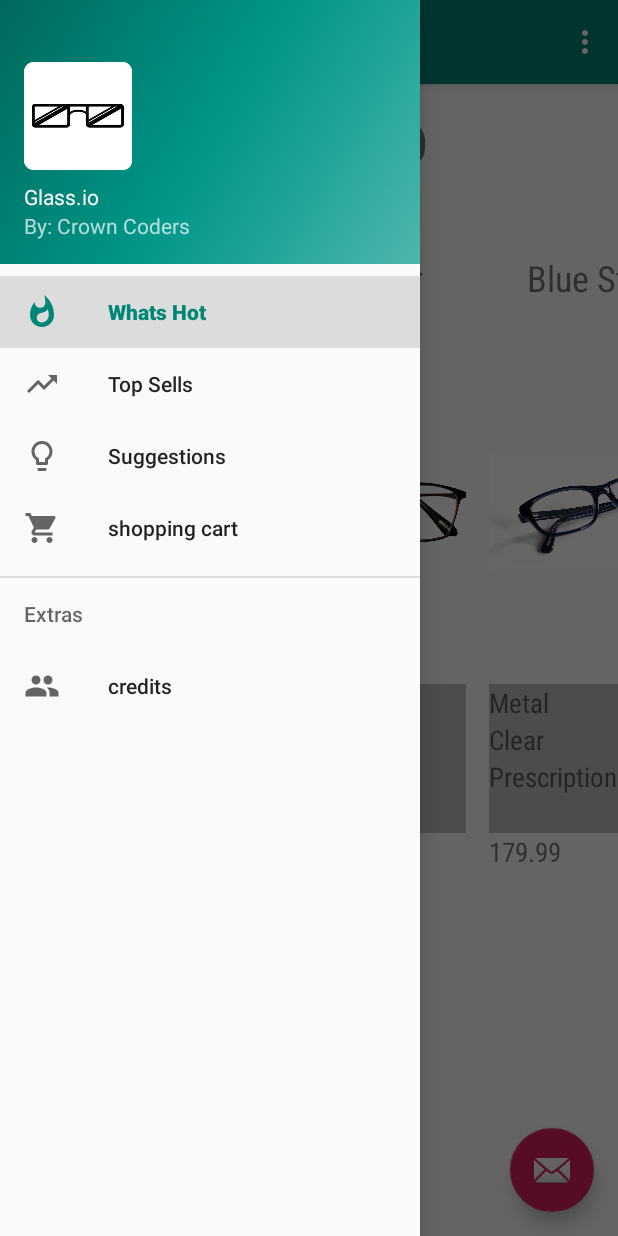
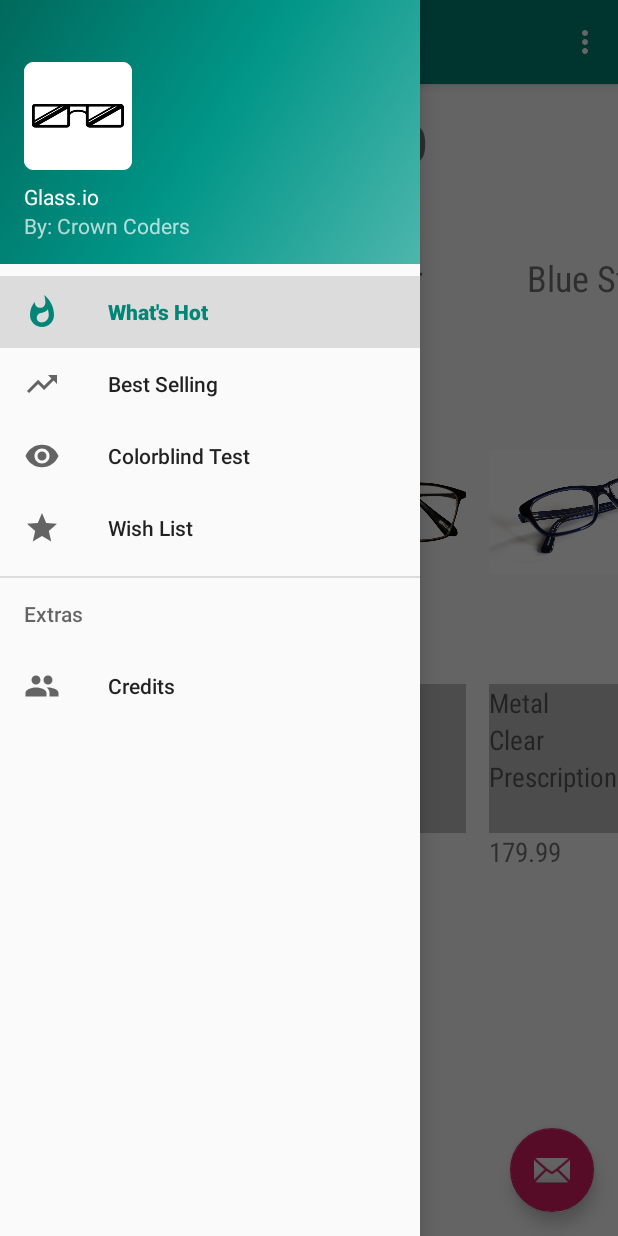
Before and after one commit to SaadMAmjad/Android-Project, an Android app: the screen it shows after launch (MainActivity), with the side drawer open, on a phone screen of 412 x 824 dp. Run offline under Robolectric (Android 15) with nearby library versions, the phone set to English and light mode, and no system bars; our stand-ins replace navigation-ui.

Commit message:
#24 Finished up the colorblind test viewpager, externalized more strings and created an intent to launch the EnChroma website if you fail the test.

```diff
--- a/glassio/app/src/main/java/com/example/glassio/cbTest.java
+++ b/glassio/app/src/main/java/com/example/glassio/cbTest.java
@@ -6,6 +6,7 @@ import android.os.Bundle;
 import androidx.fragment.app.Fragment;
 import androidx.fragment.app.FragmentManager;
 import androidx.fragment.app.FragmentPagerAdapter;
+import androidx.navigation.Navigation;
 import androidx.viewpager.widget.ViewPager;
 
 import android.view.LayoutInflater;
@@ -40,7 +41,7 @@ public class cbTest extends Fragment {
         failed.setOnClickListener(new View.OnClickListener() {
             @Override
             public void onClick(View view) {
-                //code to switch screens here
+                Navigation.findNavController(view).navigate(R.id.action_nav_suggestions_to_cbAdvice);
             }
         });
 
--- a/glassio/app/src/main/java/com/example/glassio/shoppingCart.java
+++ b/glassio/app/src/main/java/com/example/glassio/wishList.java
@@ -22,10 +22,10 @@ import java.util.ArrayList;
 /**
  * A simple {@link Fragment} subclass.
  */
-public class shoppingCart extends Fragment {
+public class wishList extends Fragment {
 
     private CustomAdapter adapter;
-    public shoppingCart() {
+    public wishList() {
         // Required empty public constructor
     }
 
@@ -34,7 +34,7 @@ public class shoppingCart extends Fragment {
     public View onCreateView(LayoutInflater inflater, ViewGroup container,
                              Bundle savedInstanceState) {
         // Inflate the layout for this fragment
-        View view = inflater.inflate(R.layout.fragment_shopping_cart, container, false);
+        View view = inflater.inflate(R.layout.fragment_wish_list, container, false);
         ListView listView = view.findViewById(R.id.wishList);
 
         adapter = new CustomAdapter(getContext(), details.dataWish);
--- a/glassio/app/src/main/res/drawable/ic_lightbulb_outline_black_24dp.xml
+++ /dev/null
@@ -1,9 +0,0 @@
-<vector xmlns:android="http://schemas.android.com/apk/res/android"
-        android:width="24dp"
-        android:height="24dp"
-        android:viewportWidth="24.0"
-        android:viewportHeight="24.0">
-    <path
-        android:fillColor="#FF000000"
-        android:pathData="M9,21c0,0.55 0.45,1 1,1h4c0.55,0 1,-0.45 1,-1v-1L9,20v1zM12,2C8.14,2 5,5.14 5,9c0,2.38 1.19,4.47 3,5.74L8,17c0,0.55 0.45,1 1,1h6c0.55,0 1,-0.45 1,-1v-2.26c1.81,-1.27 3,-3.36 3,-5.74 0,-3.86 -3.14,-7 -7,-7zM14.85,13.1l-0.85,0.6L14,16h-4v-2.3l-0.85,-0.6C7.8,12.16 7,10.63 7,9c0,-2.76 2.24,-5 5,-5s5,2.24 5,5c0,1.63 -0.8,3.16 -2.15,4.1z"/>
-</vector>
--- /dev/null
+++ b/glassio/app/src/main/res/drawable/ic_remove_red_eye_black_24dp.xml
@@ -0,0 +1,9 @@
+<vector xmlns:android="http://schemas.android.com/apk/res/android"
+        android:width="24dp"
+        android:height="24dp"
+        android:viewportWidth="24.0"
+        android:viewportHeight="24.0">
+    <path
+        android:fillColor="#FF000000"
+        android:pathData="M12,4.5C7,4.5 2.73,7.61 1,12c1.73,4.39 6,7.5 11,7.5s9.27,-3.11 11,-7.5c-1.73,-4.39 -6,-7.5 -11,-7.5zM12,17c-2.76,0 -5,-2.24 -5,-5s2.24,-5 5,-5 5,2.24 5,5 -2.24,5 -5,5zM12,9c-1.66,0 -3,1.34 -3,3s1.34,3 3,3 3,-1.34 3,-3 -1.34,-3 -3,-3z"/>
+</vector>
--- a/glassio/app/src/main/res/drawable/ic_shopping_cart_black_24dp.xml
+++ /dev/null
@@ -1,9 +0,0 @@
-<vector xmlns:android="http://schemas.android.com/apk/res/android"
-        android:width="24dp"
-        android:height="24dp"
-        android:viewportWidth="24.0"
-        android:viewportHeight="24.0">
-    <path
-        android:fillColor="#FF000000"
-        android:pathData="M7,18c-1.1,0 -1.99,0.9 -1.99,2S5.9,22 7,22s2,-0.9 2,-2 -0.9,-2 -2,-2zM1,2v2h2l3.6,7.59 -1.35,2.45c-0.16,0.28 -0.25,0.61 -0.25,0.96 0,1.1 0.9,2 2,2h12v-2L7.42,15c-0.14,0 -0.25,-0.11 -0.25,-0.25l0.03,-0.12 0.9,-1.63h7.45c0.75,0 1.41,-0.41 1.75,-1.03l3.58,-6.49c0.08,-0.14 0.12,-0.31 0.12,-0.48 0,-0.55 -0.45,-1 -1,-1L5.21,4l-0.94,-2L1,2zM17,18c-1.1,0 -1.99,0.9 -1.99,2s0.89,2 1.99,2 2,-0.9 2,-2 -0.9,-2 -2,-2z"/>
-</vector>
--- /dev/null
+++ b/glassio/app/src/main/res/drawable/ic_star_black_24dp.xml
@@ -0,0 +1,9 @@
+<vector xmlns:android="http://schemas.android.com/apk/res/android"
+        android:width="24dp"
+        android:height="24dp"
+        android:viewportWidth="24.0"
+        android:viewportHeight="24.0">
+    <path
+        android:fillColor="#FF000000"
+        android:pathData="M12,17.27L18.18,21l-1.64,-7.03L22,9.24l-7.19,-0.61L12,2 9.19,8.63 2,9.24l5.46,4.73L5.82,21z"/>
+</vector>
--- a/glassio/app/src/main/res/layout/fragment_shopping_cart.xml
+++ b/glassio/app/src/main/res/layout/fragment_wish_list.xml
@@ -3,10 +3,11 @@
     xmlns:tools="http://schemas.android.com/tools"
     android:layout_width="match_parent"
     android:layout_height="match_parent"
-    tools:context=".shoppingCart">
+    tools:context=".wishList">
 
     <ListView
         android:id="@+id/wishList"
+        android:layout_marginStart="4dp"
         android:layout_width="match_parent"
         android:layout_height="match_parent" />
 </FrameLayout>
--- a/glassio/app/src/main/res/menu/activity_main_drawer.xml
+++ b/glassio/app/src/main/res/menu/activity_main_drawer.xml
@@ -7,27 +7,27 @@
         <item
             android:id="@+id/nav_home"
             android:icon="@drawable/ic_whatshot_black_24dp"
-            android:title="Whats Hot" />
+            android:title="@string/whatsHot" />
         <item
             android:id="@+id/nav_topSells"
             android:icon="@drawable/ic_trending_up_black_24dp"
-            android:title="Top Sells" />
+            android:title="@string/top_sellers" />
         <item
             android:id="@+id/nav_suggestions"
-            android:icon="@drawable/ic_lightbulb_outline_black_24dp"
-            android:title="Suggestions" />
+            android:icon="@drawable/ic_remove_red_eye_black_24dp"
+            android:title="@string/cbTest" />
         <item
             android:id="@+id/nav_shoppingCart"
-            android:icon="@drawable/ic_shopping_cart_black_24dp"
-            android:title="shopping cart" />
+            android:icon="@drawable/ic_star_black_24dp"
+            android:title="@string/wishList" />
     </group>
 
-    <item android:title="Extras">
+    <item android:title="@string/extra">
         <menu>
             <item
                 android:id="@+id/nav_credits"
                 android:icon="@drawable/ic_group_black_24dp"
-                android:title="credits" />
+                android:title="@string/credits" />
         </menu>
     </item>
 
--- a/glassio/app/src/main/res/values/strings.xml
+++ b/glassio/app/src/main/res/values/strings.xml
@@ -5,6 +5,13 @@
     <string name="nav_header_title">Glass.io</string>
     <string name="nav_header_subtitle">By: Crown Coders</string>
     <string name="nav_header_desc">Navigation header</string>
+
+    <string name="whatsHot">What\'s Hot</string>
+    <string name="topSells">Top Sellers</string>
+    <string name="cbTest">Colorblind Test</string>
+    <string name="wishList">Wish List</string>
+    <string name="extra">Extras</string>
+    <string name="credits">Credits</string>
 
     <string name="sort_button_up">Ascending</string>
     <string name="sort_button_down">Descending</string>
@@ -14,4 +21,9 @@
     <string name="action_currency">Currency Conversion</string>
 
     <string name="top_sellers">Best Selling</string>
+
+    <string name="cb_advice_title">Uh-Oh</string>
+    <string name="cb_advice_body">Unfortunately we don\'t sell EnChroma glasses.\nYou can learn more by visiting their website.</string>
+    <string name="cb_advice_link">Click here to visit EnChroma website</string>
+
 </resources>
```
Also changed, not shown: glassio/app/src/main/java/com/example/glassio/cbAdvice.java (added, +48 -0 lines), glassio/app/src/main/res/layout/fragment_cb_advice.xml (added, +37 -0 lines), glassio/app/src/main/res/navigation/mobile_navigation.xml (+12 -3 lines), 4 other files.
